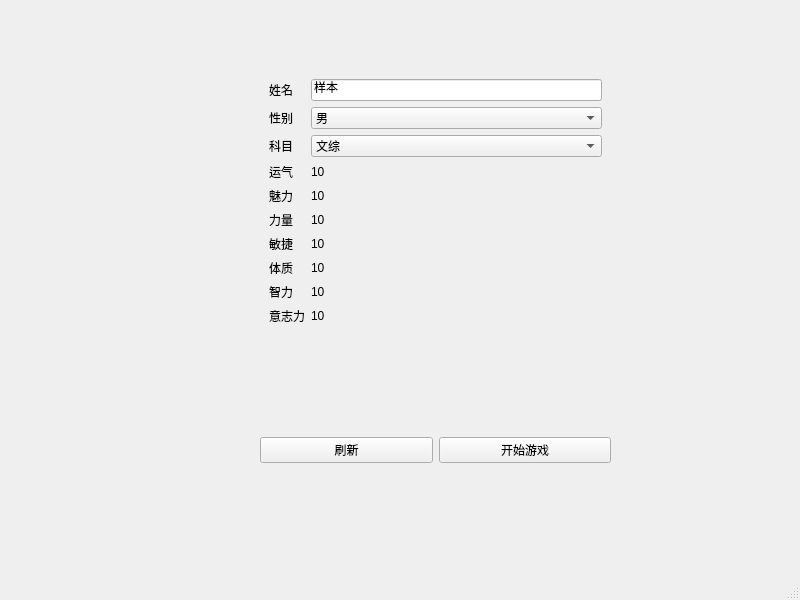
Old version of the form ui/createGame.ui in the repository HizanLi/100day.
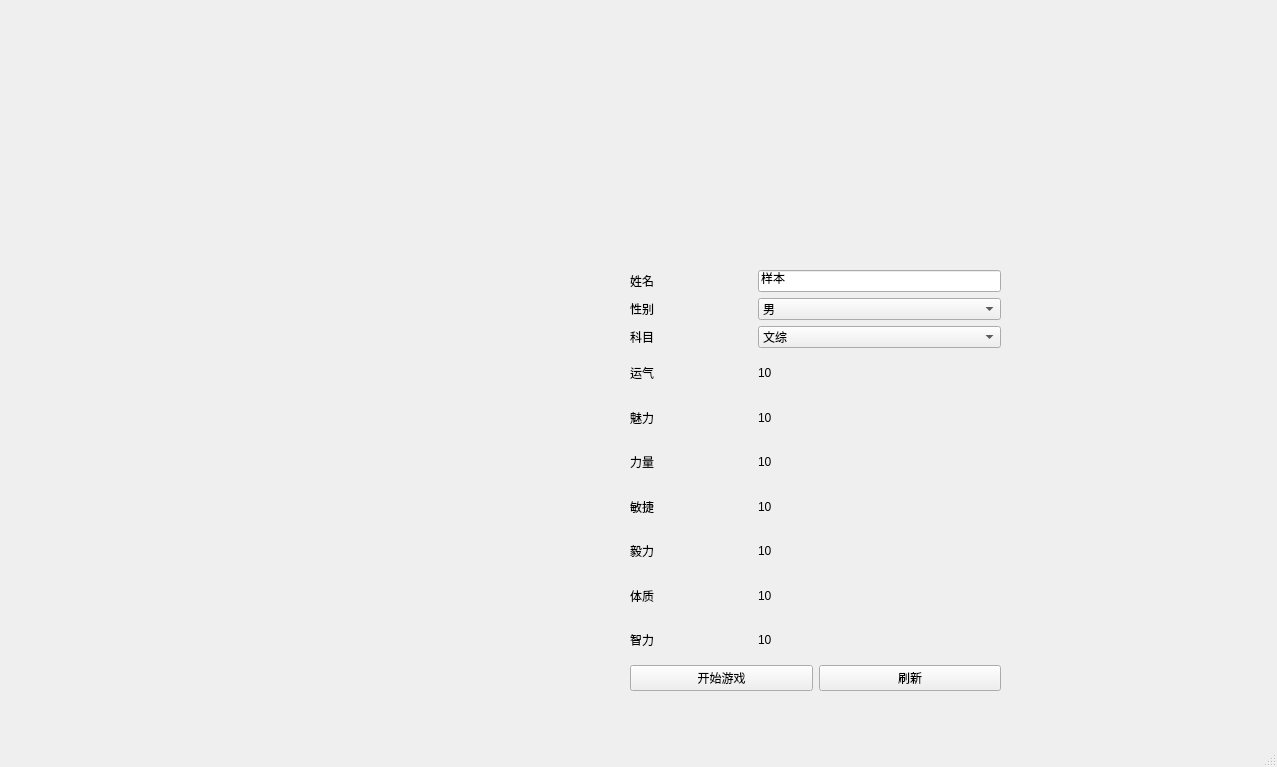
New version of the form.

Patch:
```diff
--- a/ui/createGame.ui
+++ b/ui/createGame.ui
@@ -6,47 +6,80 @@
    <rect>
     <x>0</x>
     <y>0</y>
-    <width>800</width>
-    <height>600</height>
+    <width>1277</width>
+    <height>767</height>
    </rect>
   </property>
   <property name="windowTitle">
    <string>MainWindow</string>
   </property>
   <widget class="QWidget" name="centralwidget">
-   <widget class="QFrame" name="frame">
+   <widget class="QWidget" name="">
     <property name="geometry">
      <rect>
-      <x>260</x>
-      <y>70</y>
-      <width>351</width>
-      <height>321</height>
+      <x>630</x>
+      <y>270</y>
+      <width>371</width>
+      <height>421</height>
      </rect>
     </property>
-    <layout class="QFormLayout" name="formLayout">
-     <item row="0" column="0">
-      <widget class="QLabel" name="label_2">
+    <layout class="QVBoxLayout" name="verticalLayout">
+     <item>
+      <layout class="QHBoxLayout" name="horizontalLayout_4">
+       <item>
+        <widget class="QLabel" name="label_5">
+         <property name="sizePolicy">
+          <sizepolicy hsizetype="Preferred" vsizetype="Preferred">
+           <horstretch>1</horstretch>
+           <verstretch>0</verstretch>
+          </sizepolicy>
+         </property>
        <property name="text">
         <string>姓名</string>
        </property>
       </widget>
      </item>
-     <item row="0" column="1">
+       <item>
       <widget class="QLineEdit" name="name">
+         <property name="sizePolicy">
+          <sizepolicy hsizetype="Expanding" vsizetype="Fixed">
+           <horstretch>2</horstretch>
+           <verstretch>0</verstretch>
+          </sizepolicy>
+         </property>
+         <property name="styleSheet">
+          <string notr="true">font: 12pt &quot;Arial&quot;;</string>
+         </property>
        <property name="text">
         <string>样本</string>
        </property>
       </widget>
      </item>
-     <item row="1" column="0">
-      <widget class="QLabel" name="label">
+      </layout>
+     </item>
+     <item>
+      <layout class="QHBoxLayout" name="horizontalLayout_5">
+       <item>
+        <widget class="QLabel" name="label_6">
+         <property name="sizePolicy">
+          <sizepolicy hsizetype="Preferred" vsizetype="Preferred">
+           <horstretch>1</horstretch>
+           <verstretch>0</verstretch>
+          </sizepolicy>
+         </property>
        <property name="text">
         <string>性别</string>
        </property>
       </widget>
      </item>
-     <item row="1" column="1">
+       <item>
       <widget class="QComboBox" name="gender">
+         <property name="sizePolicy">
+          <sizepolicy hsizetype="Preferred" vsizetype="Fixed">
+           <horstretch>2</horstretch>
+           <verstretch>0</verstretch>
+          </sizepolicy>
+         </property>
        <item>
         <property name="text">
          <string>男</string>
@@ -59,15 +92,31 @@
        </item>
       </widget>
      </item>
-     <item row="2" column="0">
+      </layout>
+     </item>
+     <item>
+      <layout class="QHBoxLayout" name="horizontalLayout_6">
+       <item>
       <widget class="QLabel" name="label_3">
+         <property name="sizePolicy">
+          <sizepolicy hsizetype="Preferred" vsizetype="Preferred">
+           <horstretch>1</horstretch>
+           <verstretch>0</verstretch>
+          </sizepolicy>
+         </property>
        <property name="text">
         <string>科目</string>
        </property>
       </widget>
      </item>
-     <item row="2" column="1">
+       <item>
       <widget class="QComboBox" name="subject_type">
+         <property name="sizePolicy">
+          <sizepolicy hsizetype="Preferred" vsizetype="Fixed">
+           <horstretch>2</horstretch>
+           <verstretch>0</verstretch>
+          </sizepolicy>
+         </property>
        <item>
         <property name="text">
          <string>文综</string>
@@ -80,123 +129,220 @@
        </item>
       </widget>
      </item>
-     <item row="3" column="0">
+      </layout>
+     </item>
+     <item>
+      <layout class="QHBoxLayout" name="horizontalLayout_2">
+       <item>
       <widget class="QLabel" name="label_4">
+         <property name="sizePolicy">
+          <sizepolicy hsizetype="Preferred" vsizetype="Preferred">
+           <horstretch>1</horstretch>
+           <verstretch>0</verstretch>
+          </sizepolicy>
+         </property>
        <property name="text">
         <string>运气</string>
        </property>
       </widget>
      </item>
-     <item row="3" column="1">
+       <item>
       <widget class="QLabel" name="luck">
+         <property name="sizePolicy">
+          <sizepolicy hsizetype="Preferred" vsizetype="Preferred">
+           <horstretch>2</horstretch>
+           <verstretch>0</verstretch>
+          </sizepolicy>
+         </property>
        <property name="text">
         <string>10</string>
        </property>
       </widget>
      </item>
-     <item row="4" column="0">
+      </layout>
+     </item>
+     <item>
+      <layout class="QHBoxLayout" name="horizontalLayout_3">
+       <item>
       <widget class="QLabel" name="label_7">
+         <property name="sizePolicy">
+          <sizepolicy hsizetype="Preferred" vsizetype="Preferred">
+           <horstretch>1</horstretch>
+           <verstretch>0</verstretch>
+          </sizepolicy>
+         </property>
        <property name="text">
         <string>魅力</string>
        </property>
       </widget>
      </item>
-     <item row="4" column="1">
-      <widget class="QLabel" name="Charm">
+       <item>
+        <widget class="QLabel" name="luck_2">
+         <property name="sizePolicy">
+          <sizepolicy hsizetype="Preferred" vsizetype="Preferred">
+           <horstretch>2</horstretch>
+           <verstretch>0</verstretch>
+          </sizepolicy>
+         </property>
        <property name="text">
         <string>10</string>
        </property>
       </widget>
      </item>
-     <item row="5" column="0">
-      <widget class="QLabel" name="label_9">
+      </layout>
+     </item>
+     <item>
+      <layout class="QHBoxLayout" name="horizontalLayout_7">
+       <item>
+        <widget class="QLabel" name="label_10">
+         <property name="sizePolicy">
+          <sizepolicy hsizetype="Preferred" vsizetype="Preferred">
+           <horstretch>1</horstretch>
+           <verstretch>0</verstretch>
+          </sizepolicy>
+         </property>
        <property name="text">
         <string>力量</string>
        </property>
       </widget>
      </item>
-     <item row="5" column="1">
-      <widget class="QLabel" name="strength">
+       <item>
+        <widget class="QLabel" name="luck_3">
+         <property name="sizePolicy">
+          <sizepolicy hsizetype="Preferred" vsizetype="Preferred">
+           <horstretch>2</horstretch>
+           <verstretch>0</verstretch>
+          </sizepolicy>
+         </property>
        <property name="text">
         <string>10</string>
        </property>
       </widget>
      </item>
-     <item row="6" column="0">
-      <widget class="QLabel" name="label_11">
+      </layout>
+     </item>
+     <item>
+      <layout class="QHBoxLayout" name="horizontalLayout_8">
+       <item>
+        <widget class="QLabel" name="label_12">
+         <property name="sizePolicy">
+          <sizepolicy hsizetype="Preferred" vsizetype="Preferred">
+           <horstretch>1</horstretch>
+           <verstretch>0</verstretch>
+          </sizepolicy>
+         </property>
        <property name="text">
         <string>敏捷</string>
        </property>
       </widget>
      </item>
-     <item row="6" column="1">
-      <widget class="QLabel" name="dexterity">
+       <item>
+        <widget class="QLabel" name="luck_4">
+         <property name="sizePolicy">
+          <sizepolicy hsizetype="Preferred" vsizetype="Preferred">
+           <horstretch>2</horstretch>
+           <verstretch>0</verstretch>
+          </sizepolicy>
+         </property>
        <property name="text">
         <string>10</string>
        </property>
       </widget>
      </item>
-     <item row="7" column="0">
-      <widget class="QLabel" name="label_13">
+      </layout>
+     </item>
+     <item>
+      <layout class="QHBoxLayout" name="horizontalLayout_10">
+       <item>
+        <widget class="QLabel" name="label_16">
+         <property name="sizePolicy">
+          <sizepolicy hsizetype="Preferred" vsizetype="Preferred">
+           <horstretch>1</horstretch>
+           <verstretch>0</verstretch>
+          </sizepolicy>
+         </property>
+         <property name="text">
+          <string>毅力</string>
+         </property>
+        </widget>
+       </item>
+       <item>
+        <widget class="QLabel" name="luck_6">
+         <property name="sizePolicy">
+          <sizepolicy hsizetype="Preferred" vsizetype="Preferred">
+           <horstretch>2</horstretch>
+           <verstretch>0</verstretch>
+          </sizepolicy>
+         </property>
+         <property name="text">
+          <string>10</string>
+         </property>
+        </widget>
+       </item>
+      </layout>
+     </item>
+     <item>
+      <layout class="QHBoxLayout" name="horizontalLayout_11">
+       <item>
+        <widget class="QLabel" name="label_18">
+         <property name="sizePolicy">
+          <sizepolicy hsizetype="Preferred" vsizetype="Preferred">
+           <horstretch>1</horstretch>
+           <verstretch>0</verstretch>
+          </sizepolicy>
+         </property>
        <property name="text">
         <string>体质</string>
        </property>
       </widget>
      </item>
-     <item row="7" column="1">
-      <widget class="QLabel" name="constitution">
+       <item>
+        <widget class="QLabel" name="luck_7">
+         <property name="sizePolicy">
+          <sizepolicy hsizetype="Preferred" vsizetype="Preferred">
+           <horstretch>2</horstretch>
+           <verstretch>0</verstretch>
+          </sizepolicy>
+         </property>
        <property name="text">
         <string>10</string>
        </property>
       </widget>
      </item>
-     <item row="8" column="0">
-      <widget class="QLabel" name="label_15">
+      </layout>
+     </item>
+     <item>
+      <layout class="QHBoxLayout" name="horizontalLayout_12">
+       <item>
+        <widget class="QLabel" name="label_19">
+         <property name="sizePolicy">
+          <sizepolicy hsizetype="Preferred" vsizetype="Preferred">
+           <horstretch>1</horstretch>
+           <verstretch>0</verstretch>
+          </sizepolicy>
+         </property>
        <property name="text">
         <string>智力</string>
        </property>
       </widget>
      </item>
-     <item row="8" column="1">
-      <widget class="QLabel" name="intelligence">
-       <property name="text">
-        <string>10</string>
-       </property>
-      </widget>
-     </item>
-     <item row="9" column="0">
-      <widget class="QLabel" name="label_17">
-       <property name="text">
-        <string>意志力</string>
-       </property>
-      </widget>
-     </item>
-     <item row="9" column="1">
-      <widget class="QLabel" name="label_16">
+       <item>
+        <widget class="QLabel" name="luck_8">
+         <property name="sizePolicy">
+          <sizepolicy hsizetype="Preferred" vsizetype="Preferred">
+           <horstretch>2</horstretch>
+           <verstretch>0</verstretch>
+          </sizepolicy>
+         </property>
        <property name="text">
         <string>10</string>
        </property>
       </widget>
      </item>
     </layout>
-   </widget>
-   <widget class="QWidget" name="layoutWidget">
-    <property name="geometry">
-     <rect>
-      <x>260</x>
-      <y>400</y>
-      <width>351</width>
-      <height>101</height>
-     </rect>
-    </property>
+     </item>
+     <item>
     <layout class="QHBoxLayout" name="horizontalLayout">
-     <item>
-      <widget class="QPushButton" name="refresh">
-       <property name="text">
-        <string>刷新</string>
-       </property>
-      </widget>
-     </item>
      <item>
       <widget class="QPushButton" name="start_game">
        <property name="text">
@@ -204,6 +350,15 @@
        </property>
       </widget>
      </item>
+       <item>
+        <widget class="QPushButton" name="refresh">
+         <property name="text">
+          <string>刷新</string>
+         </property>
+        </widget>
+       </item>
+      </layout>
+     </item>
     </layout>
    </widget>
   </widget>
```
Left out of the diff: 2 changed lines with no effect on the pictures. Lines whose indentation alone changed are shown as unchanged.
